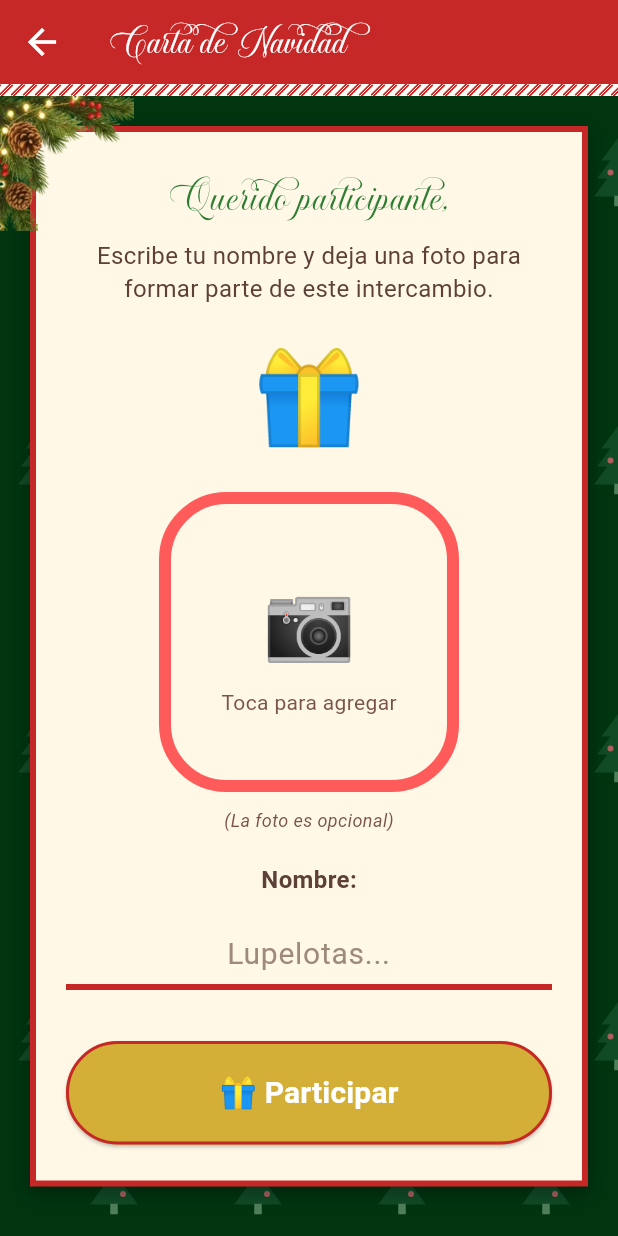
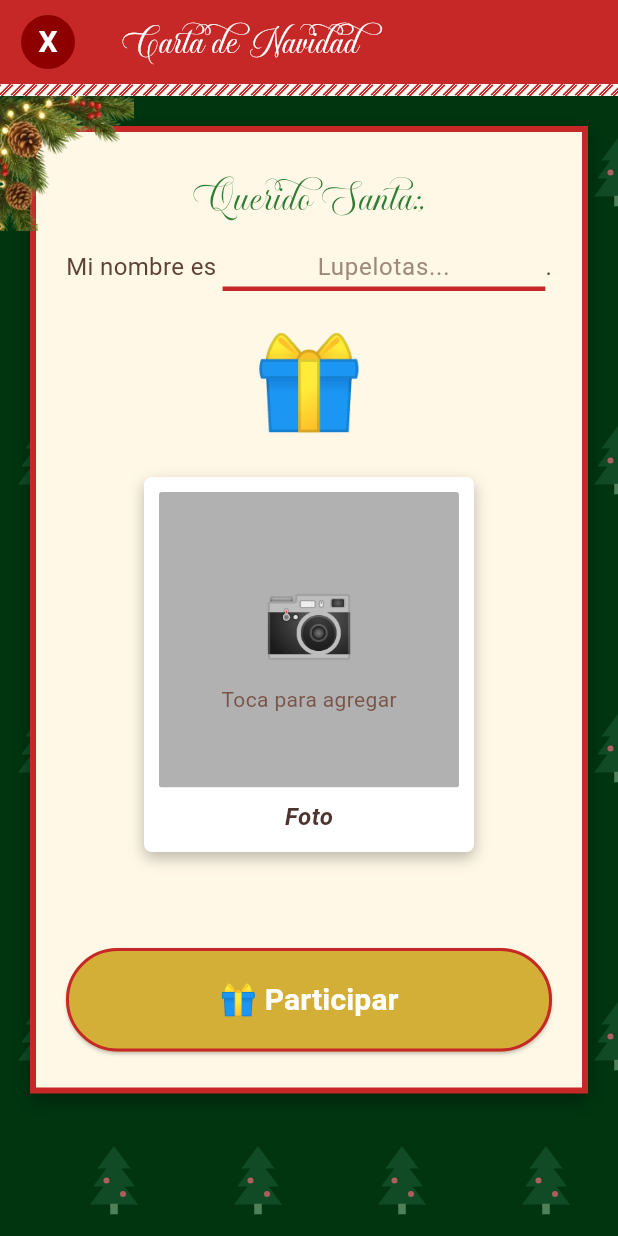
Before and after one commit to SuperrCris/intercambiosapp, a Flutter app: the screen it shows after launch, after a tap on "🎁 Participar", on a phone screen of 412 x 824 dp. Run offline on Flutter 3.47's test engine with Material 3 defaults, Android fonts, the phone set to English and light mode, and no system bars; our stand-ins replace cloud_firestore, firebase_core, firebase_storage, flutter_svg, image_picker; accounts and stored records are empty; network calls fail; statements that could not run were skipped.

Commit message:
Despliega version navidena 2026: icono, SEO y auto-actualizacion de Service Worker
- Actualiza icono de la app (icono2026.png) en todas las plataformas
  (android, ios, macos, windows, web).
- Agrega metadatos SEO/Open Graph/Twitter y sitemap.xml/robots.txt a
  web/index.html.
- Agrega script en web/index.html que fuerza una verificacion inmediata
  de actualizaciones del Service Worker y recarga la pagina una sola vez
  cuando detecta una version nueva, para que los usuarios con una version
  vieja en cache no tengan que borrar los datos del sitio manualmente.
- Cambios en lib/main.dart (rediseno de interfaz).

Co-authored-by: Copilot <223556219+Copilot@users.noreply.github.com>

```diff
--- a/lib/main.dart
+++ b/lib/main.dart
@@ -76,7 +76,8 @@ class _MyHomePageState extends State<MyHomePage> {
       ),
       body: Stack(
         children: [
-          CustomPaint(
+          Positioned.fill(
+            child: CustomPaint(
               painter: _ChristmasBackgroundPainter(),
               child: SafeArea(
                 child: Padding(
@@ -103,10 +104,13 @@ class _MyHomePageState extends State<MyHomePage> {
                       Expanded(
                         child: Padding(
                           padding: const EdgeInsets.symmetric(horizontal: 16),
-                        child: ParticipantsSection(future: _participantsFuture),
+                          child: ParticipantsSection(
+                            future: _participantsFuture,
+                          ),
                         ),
                       ),
                     ],
+                  ),
                 ),
               ),
             ),
@@ -375,57 +379,55 @@ class _StaggeredPhotoGrid extends StatelessWidget {
 
   @override
   Widget build(BuildContext context) {
-    return SingleChildScrollView(
-      child: Row(
-        crossAxisAlignment: CrossAxisAlignment.start,
-        children: [
-          for (var column = 0; column < 2; column++)
-            Expanded(
-              child: Padding(
-                padding: EdgeInsets.only(
-                  left: column == 0 ? 2 : 7,
-                  right: column == 0 ? 7 : 2,
-                  top: column == 0 ? 0 : 20,
+    return LayoutBuilder(
+      builder: (context, constraints) {
+        final columns = min(3, max(2, constraints.maxWidth ~/ 190));
+        return Scrollbar(
+          thumbVisibility: true,
+          child: GridView.builder(
+            physics: const AlwaysScrollableScrollPhysics(),
+            padding: const EdgeInsets.symmetric(horizontal: 2, vertical: 8),
+            gridDelegate: SliverGridDelegateWithFixedCrossAxisCount(
+              crossAxisCount: columns,
+              crossAxisSpacing: 14,
+              mainAxisSpacing: 14,
+              childAspectRatio: 1,
             ),
-                child: Column(
-                  children: [
-                    for (var index = column; index < entries.length; index += 2)
-                      Padding(
-                        padding: EdgeInsets.only(
-                          top: index == column ? 0 : 14 + (index % 2) * 7,
-                        ),
+            itemCount: entries.length,
+            itemBuilder: (context, index) {
+              final entry = entries[index];
+              return Center(
+                child: ConstrainedBox(
+                  constraints: const BoxConstraints(maxWidth: 170),
                   child: _ParticipantPhotoCard(
-                          name:
-                              entries[index].value['nombre']?.toString() ??
-                              'Sin nombre',
-                          photoUrl: entries[index].value['photoUrl'],
-                          height: 224 + (index % 3) * 16,
+                    id: entry.key,
+                    name: entry.value['nombre']?.toString() ?? 'Sin nombre',
+                    photoUrl: entry.value['photoUrl'],
                     tilt: index.isEven
                         ? -0.024 + -(Random().nextDouble() * 0.012)
                         : 0.012 + (Random().nextDouble() * 0.012),
                   ),
                 ),
-                  ],
+              );
+            },
           ),
-              ),
-            ),
-        ],
-      ),
+        );
+      },
     );
   }
 }
 
 class _ParticipantPhotoCard extends StatelessWidget {
   const _ParticipantPhotoCard({
+    required this.id,
     required this.name,
     required this.photoUrl,
-    required this.height,
     required this.tilt,
   });
 
+  final String id;
   final String name;
   final dynamic photoUrl;
-  final double height;
   final double tilt;
 
   @override
@@ -433,10 +435,11 @@ class _ParticipantPhotoCard extends StatelessWidget {
     final String? imageUrl = photoUrl is String && photoUrl.isNotEmpty
         ? photoUrl
         : null;
-    return Transform.rotate(
+    return AspectRatio(
+      aspectRatio: 1,
+      child: Transform.rotate(
         angle: tilt,
         child: Container(
-        height: height,
           padding: const EdgeInsets.fromLTRB(8, 8, 8, 10),
           decoration: BoxDecoration(
             color: Colors.white,
@@ -457,16 +460,22 @@ class _ParticipantPhotoCard extends StatelessWidget {
                   child: SizedBox(
                     width: double.infinity,
                     child: imageUrl != null
-                      ? Image.network(
-                          imageUrl,
-                          fit: BoxFit.cover,
-                          errorBuilder: (context, error, stackTrace) =>
-                              Image.asset(
+                        ? _buildNetworkImage(imageUrl)
+                        : FutureBuilder<String>(
+                            future: FirebaseStorage.instance
+                                .ref()
+                                .child('$id.png')
+                                .getDownloadURL(),
+                            builder: (context, snapshot) {
+                              if (snapshot.hasData) {
+                                return _buildNetworkImage(snapshot.data!);
+                              }
+                              return Image.asset(
                                 'recursos/burro.png',
                                 fit: BoxFit.cover,
+                              );
+                            },
                           ),
-                        )
-                      : Image.asset('recursos/burro.png', fit: BoxFit.cover),
                   ),
                 ),
               ),
@@ -486,6 +495,16 @@ class _ParticipantPhotoCard extends StatelessWidget {
             ],
           ),
         ),
+      ),
+    );
+  }
+
+  Widget _buildNetworkImage(String url) {
+    return Image.network(
+      url,
+      fit: BoxFit.cover,
+      errorBuilder: (context, error, stackTrace) =>
+          Image.asset('recursos/burro.png', fit: BoxFit.cover),
     );
   }
 }
@@ -544,6 +563,13 @@ class _RegistrationPageState extends State<RegistrationPage> {
   final ImagePicker picker = ImagePicker();
   bool isLoading = false;
 
+  Future<void> _exitRegistration() async {
+    FocusManager.instance.primaryFocus?.unfocus();
+    if (mounted) {
+      await Navigator.of(context).maybePop();
+    }
+  }
+
   String _generateUniqueId() {
     final random = Random();
     String id = '';
@@ -594,13 +620,16 @@ class _RegistrationPageState extends State<RegistrationPage> {
       // Upload photo if selected (optional)
       if (selectedImage != null) {
         final storageRef = FirebaseStorage.instance.ref().child('$id.png');
+        final metadata = SettableMetadata(
+          contentType: selectedImage!.mimeType ?? 'image/png',
+        );
 
         if (kIsWeb) {
           final bytes = await selectedImage!.readAsBytes();
-          await storageRef.putData(bytes);
+          await storageRef.putData(bytes, metadata);
         } else {
           final file = File(selectedImage!.path);
-          await storageRef.putFile(file);
+          await storageRef.putFile(file, metadata);
         }
 
         photoUrl = await storageRef.getDownloadURL();
@@ -711,10 +740,35 @@ class _RegistrationPageState extends State<RegistrationPage> {
           preferredSize: const Size.fromHeight(8),
           child: _CandyCaneStripe(),
         ),
-        leading: IconButton(
-          tooltip: 'Salir del registro',
-          icon: const Icon(Icons.arrow_back, color: Colors.white, size: 28),
-          onPressed: () => Navigator.of(context).pop(),
+        leadingWidth: 64,
+        leading: Padding(
+          padding: const EdgeInsets.all(10),
+          child: Semantics(
+            button: true,
+            label: 'Salir',
+            child: InkWell(
+              onTap: _exitRegistration,
+              borderRadius: BorderRadius.circular(20),
+              child: Ink(
+                width: 40,
+                height: 40,
+                decoration: const BoxDecoration(
+                  color: Color(0xFF8E0000),
+                  shape: BoxShape.circle,
+                ),
+                child: const Center(
+                  child: Text(
+                    'X',
+                    style: TextStyle(
+                      color: Colors.white,
+                      fontSize: 20,
+                      fontWeight: FontWeight.bold,
+                    ),
+                  ),
+                ),
+              ),
+            ),
+          ),
         ),
         title: const Text(
           'Carta de Navidad',
@@ -727,7 +781,8 @@ class _RegistrationPageState extends State<RegistrationPage> {
       ),
       body: Stack(
         children: [
-          CustomPaint(
+          Positioned.fill(
+            child: CustomPaint(
               painter: _ChristmasBackgroundPainter(),
               child: SingleChildScrollView(
                 padding: const EdgeInsets.all(20),
@@ -735,7 +790,10 @@ class _RegistrationPageState extends State<RegistrationPage> {
                   padding: const EdgeInsets.fromLTRB(20, 24, 20, 24),
                   decoration: BoxDecoration(
                     color: const Color(0xFFFFF8E7),
-                  border: Border.all(color: const Color(0xFFC62828), width: 4),
+                    border: Border.all(
+                      color: const Color(0xFFC62828),
+                      width: 4,
+                    ),
                     boxShadow: const [
                       BoxShadow(
                         color: Color(0x55000000),
@@ -747,7 +805,7 @@ class _RegistrationPageState extends State<RegistrationPage> {
                   child: Column(
                     children: [
                       Text(
-                      'Querido participante,',
+                        'Querido Santa:,',
                         style: TextStyle(
                           color: const Color(0xFF2E7D32),
                           fontFamily: 'Fortalesa',
@@ -756,14 +814,66 @@ class _RegistrationPageState extends State<RegistrationPage> {
                         textAlign: TextAlign.center,
                       ),
                       const SizedBox(height: 8),
+                      Row(
+                        crossAxisAlignment: CrossAxisAlignment.baseline,
+                        textBaseline: TextBaseline.alphabetic,
+                        children: [
                           const Text(
-                      'Escribe tu nombre y deja una foto para formar parte de este intercambio.',
-                      textAlign: TextAlign.center,
+                            'Mi nombre es ',
                             style: TextStyle(
                               color: Color(0xFF5D4037),
                               fontSize: 16,
                               height: 1.35,
                             ),
+                          ),
+                          Expanded(
+                            child: TextField(
+                              controller: nameController,
+                              textAlign: TextAlign.center,
+                              style: const TextStyle(
+                                color: Color(0xFF3E2723),
+                                fontWeight: FontWeight.w900,
+                                fontSize: 20,
+                              ),
+                              decoration: InputDecoration(
+                                hintText:
+                                    nombresPista[Random().nextInt(
+                                      nombresPista.length,
+                                    )],
+                                hintStyle: const TextStyle(
+                                  color: Color(0xFF9E8A7A),
+                                  fontWeight: FontWeight.w400,
+                                  fontSize: 16,
+                                ),
+                                isDense: true,
+                                contentPadding: const EdgeInsets.symmetric(
+                                  vertical: 2,
+                                ),
+                                border: const UnderlineInputBorder(),
+                                enabledBorder: const UnderlineInputBorder(
+                                  borderSide: BorderSide(
+                                    color: Color(0xFFC62828),
+                                    width: 3,
+                                  ),
+                                ),
+                                focusedBorder: const UnderlineInputBorder(
+                                  borderSide: BorderSide(
+                                    color: Color(0xFF2E7D32),
+                                    width: 4,
+                                  ),
+                                ),
+                              ),
+                            ),
+                          ),
+                          const Text(
+                            '.',
+                            style: TextStyle(
+                              color: Color(0xFF5D4037),
+                              fontSize: 16,
+                              height: 1.35,
+                            ),
+                          ),
+                        ],
                       ),
                       const SizedBox(height: 18),
                       Text(
@@ -792,22 +902,32 @@ class _RegistrationPageState extends State<RegistrationPage> {
                           }
                         },
                         child: Container(
-                        width: 200,
-                        height: 200,
+                          width: 220,
+                          height: 250,
+                          padding: const EdgeInsets.fromLTRB(10, 10, 10, 12),
                           decoration: BoxDecoration(
-                          borderRadius: BorderRadius.circular(45),
-                          border: Border.all(
-                            width: 8,
-                            color: const Color.fromARGB(255, 255, 91, 91),
+                            color: Colors.white,
+                            borderRadius: BorderRadius.circular(5),
+                            boxShadow: const [
+                              BoxShadow(
+                                color: Color(0x44000000),
+                                blurRadius: 8,
+                                offset: Offset(0, 4),
                               ),
+                            ],
                           ),
-                        clipBehavior: Clip.antiAlias,
+                          child: Column(
+                            children: [
+                              Expanded(
+                                child: ClipRRect(
+                                  borderRadius: BorderRadius.circular(2),
+                                  child: SizedBox(
+                                    width: double.infinity,
                                     child: selectedImage != null
-                            ? ClipRRect(
-                                borderRadius: BorderRadius.circular(37),
-                                child: kIsWeb
+                                        ? kIsWeb
                                               ? FutureBuilder<Uint8List>(
-                                        future: selectedImage!.readAsBytes(),
+                                                  future: selectedImage!
+                                                      .readAsBytes(),
                                                   builder: (context, snapshot) {
                                                     if (snapshot.hasData) {
                                                       return Image.memory(
@@ -815,31 +935,61 @@ class _RegistrationPageState extends State<RegistrationPage> {
                                                         fit: BoxFit.cover,
                                                       );
                                                     }
-                                          return CircularProgressIndicator();
+                                                    return const Center(
+                                                      child:
+                                                          CircularProgressIndicator(),
+                                                    );
                                                   },
                                                 )
                                               : Image.file(
                                                   File(selectedImage!.path),
                                                   fit: BoxFit.cover,
+                                                )
+                                        : Container(
+                                            color: const Color.fromARGB(
+                                              255,
+                                              177,
+                                              177,
+                                              177,
                                             ),
-                              )
-                            : Column(
-                                mainAxisAlignment: MainAxisAlignment.center,
+                                            child: Column(
+                                              mainAxisAlignment:
+                                                  MainAxisAlignment.center,
                                               children: [
-                                  Text(
+                                                const Text(
                                                   '📷',
                                                   style: TextStyle(
-                                      color: const Color(0xFFC62828),
+                                                    color: Color(0xFFC62828),
                                                     fontSize: 50,
-                                      fontFamilyFallback: ['Noto Color Emoji'],
+                                                    fontFamilyFallback: [
+                                                      'Noto Color Emoji',
+                                                    ],
                                                   ),
                                                 ),
-                                  SizedBox(height: 8),
+                                                const SizedBox(height: 8),
                                                 Text(
                                                   'Toca para agregar',
+                                                  style: const TextStyle(
+                                                    color: Color(0xFF795548),
+                                                    fontFamilyFallback: [
+                                                      'Noto Color Emoji',
+                                                    ],
+                                                  ),
+                                                ),
+                                              ],
+                                            ),
+                                          ),
+                                  ),
+                                ),
+                              ),
+                              const SizedBox(height: 8),
+                              const Text(
+                                'Foto',
                                 style: TextStyle(
-                                      color: const Color(0xFF795548),
-                                      fontFamilyFallback: ['Noto Color Emoji'],
+                                  color: Color(0xFF4E342E),
+                                  fontSize: 16,
+                                  fontWeight: FontWeight.bold,
+                                  fontStyle: FontStyle.italic,
                                 ),
                               ),
                             ],
@@ -847,55 +997,8 @@ class _RegistrationPageState extends State<RegistrationPage> {
                         ),
                       ),
                       SizedBox(height: 10),
-                    Text(
-                      '(La foto es opcional)',
-                      style: TextStyle(
-                        color: const Color(0xFF795548),
-                        fontSize: 12,
-                        fontStyle: FontStyle.italic,
-                      ),
-                    ),
+
                       SizedBox(height: 20),
-                    Text(
-                      'Nombre:',
-                      style: TextStyle(
-                        color: const Color(0xFF5D4037),
-                        fontWeight: FontWeight.w600,
-                        fontSize: 16,
-                      ),
-                    ),
-                    SizedBox(height: 10),
-                    TextField(
-                      textAlign: TextAlign.center,
-                      style: TextStyle(
-                        color: const Color(0xFF3E2723),
-                        fontWeight: FontWeight.w900,
-                        fontSize: 24,
-                      ),
-                      controller: nameController,
-                      decoration: InputDecoration(
-                        hintText:
-                            nombresPista[Random().nextInt(nombresPista.length)],
-                        hintStyle: TextStyle(
-                          color: const Color(0xFF9E8A7A),
-                          fontWeight: FontWeight.w400,
-                          fontSize: 20,
-                        ),
-                        border: UnderlineInputBorder(),
-                        enabledBorder: UnderlineInputBorder(
-                          borderSide: BorderSide(
-                            color: const Color(0xFFC62828),
-                            width: 4,
-                          ),
-                        ),
-                        focusedBorder: UnderlineInputBorder(
-                          borderSide: BorderSide(
-                            color: const Color(0xFF2E7D32),
-                            width: 5,
-                          ),
-                        ),
-                      ),
-                    ),
                       SizedBox(height: 34),
                       SizedBox(
                         width: double.infinity,
@@ -924,6 +1027,7 @@ class _RegistrationPageState extends State<RegistrationPage> {
                         ),
                       ),
                     ],
+                  ),
                 ),
               ),
             ),
--- a/pubspec.yaml
+++ b/pubspec.yaml
@@ -65,6 +65,7 @@ flutter:
 
   # Assets
   assets:
+    - recursos/icono2026.png
     - recursos/burro.png
     - recursos/candy_cane_border.svg
     - recursos/bordes.png
```
Also changed, not shown: recursos/icono2026.png (added), 37 other files. Lines whose indentation alone changed are shown as unchanged.
